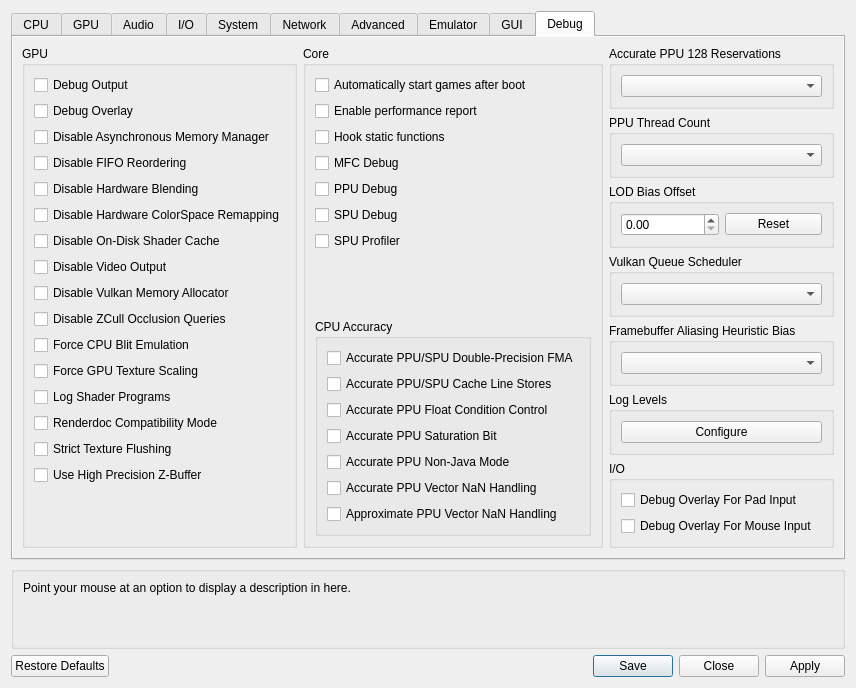
Qt form rpcs3/rpcs3qt/settings_dialog.ui (RPCS3/rpcs3) before a commit.
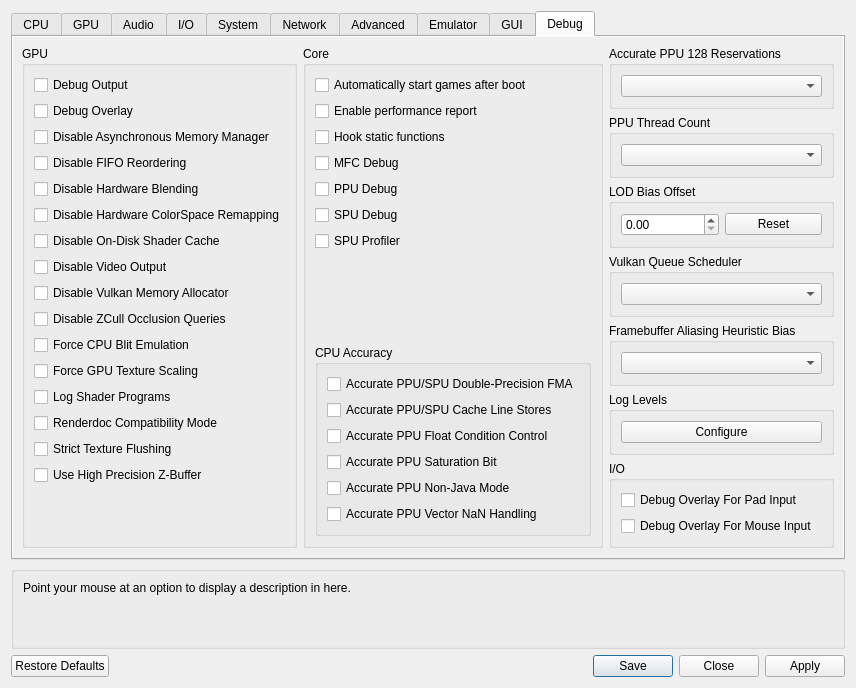
The same form after that commit. The open tabs and pages were chosen to show the change. Icons and pictures are not drawn. Custom widgets are drawn as their Qt base class.

Commit message: gui: Remove Debug "Approximate PPU Vector NaN Handling"

Patch:
```diff
--- a/rpcs3/rpcs3qt/settings_dialog.ui
+++ b/rpcs3/rpcs3qt/settings_dialog.ui
@@ -4696,13 +4696,6 @@
                      </property>
                     </widget>
                    </item>
-                   <item>
-                    <widget class="QCheckBox" name="PPUVNANfixup">
-                     <property name="text">
-                      <string>Approximate PPU Vector NaN Handling</string>
-                     </property>
-                    </widget>
-                   </item>
                    <item>
                     <spacer name="verticalSpacerDebugCpu">
                      <property name="orientation">
```
The commit also changes 2 other files.
